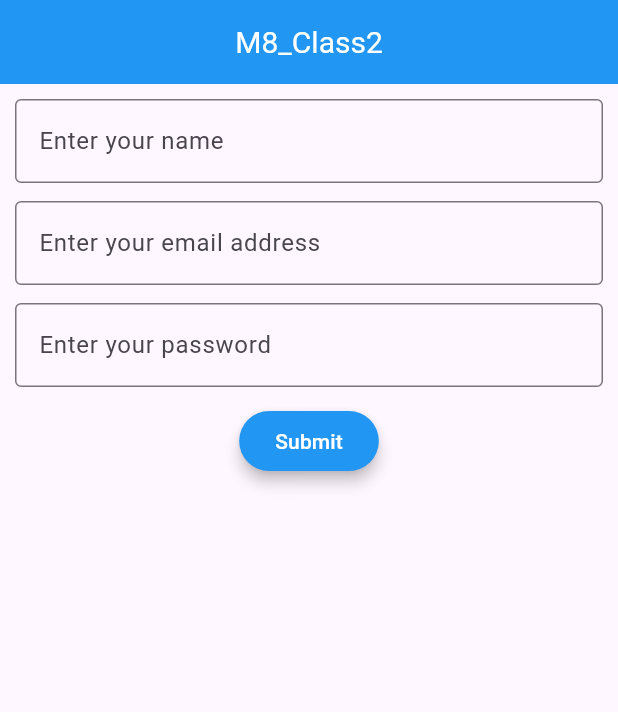
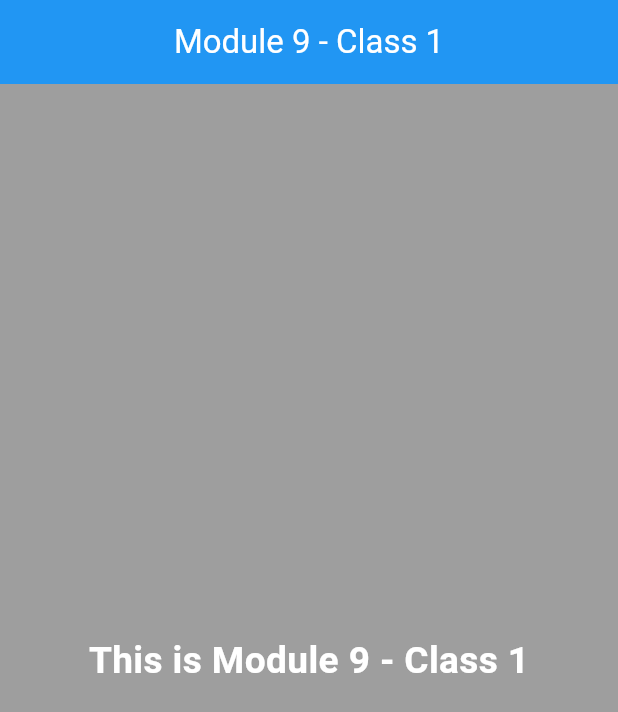
Before and after one commit to WebAdib/ostad_pp1, a Flutter app: the screen it shows after launch, on a phone screen of 412 x 824 dp. Shown: the top 712 px of the screen. Run offline on Flutter 3.47's test engine with Material 3 defaults, Android fonts, the light colour scheme and no system bars.

Commit message:
media query practice

```diff
--- /dev/null
+++ b/lib/Module9_Class1.dart
@@ -0,0 +1,35 @@
+import 'package:flutter/material.dart';
+
+class Module_9Class1 extends StatelessWidget {
+  const Module_9Class1({super.key});
+
+  @override
+  Widget build(BuildContext context) {
+    double screenWidth = MediaQuery.of(context).size.width;
+    double screenHeight = MediaQuery.of(context).size.height;
+    return Scaffold(
+      appBar: AppBar(
+        title: Text('Module 9 - Class 1'),
+      ),
+      body: Center(
+        child: Container(
+          width: screenWidth,
+          height: screenHeight,
+          decoration: BoxDecoration(
+            color: Colors.grey,
+            //borderRadius: BorderRadius.all(Radius.circular(10)),
+          ),
+          child: Center(
+            child: Text(
+              'This is Module 9 - Class 1',
+              style: TextStyle(
+                  fontSize: screenWidth * 0.06,
+                  color: Colors.white,
+                  fontWeight: FontWeight.bold),
+            ),
+          ),
+        ),
+      ),
+    );
+  }
+}
--- a/lib/MyApp.dart
+++ b/lib/MyApp.dart
@@ -1,5 +1,6 @@
 // My application
 import 'package:flutter/material.dart';
+import 'package:ostad_pp1/Module9_Class1.dart';
 
 import 'MyHomePage.dart';
 
@@ -16,6 +17,7 @@ class MyApp extends StatelessWidget {
         appBarTheme: AppBarTheme(
           color: Colors.blue,
           centerTitle: true,
+          foregroundColor: Colors.white,
         ),
         elevatedButtonTheme: ElevatedButtonThemeData(
           style: ElevatedButton.styleFrom(
@@ -27,7 +29,7 @@ class MyApp extends StatelessWidget {
       ),
       title: '1st Practice App',
       debugShowCheckedModeBanner: false,
-      home: MyHomePage(),
+      home: Module_9Class1(),
     );
   }
 }
```
